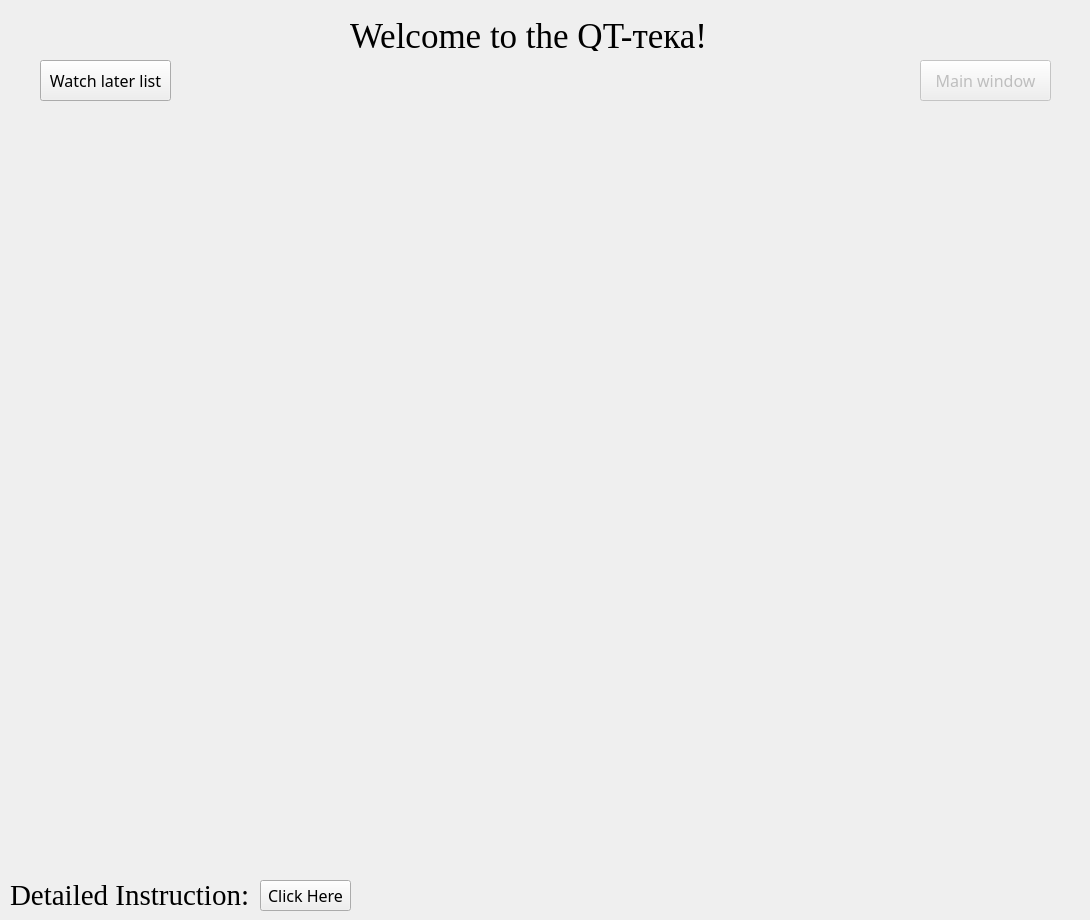
Above: ui/Mainwindow.ui from NLarinov/QTteka before the change. Below: the same form after it.
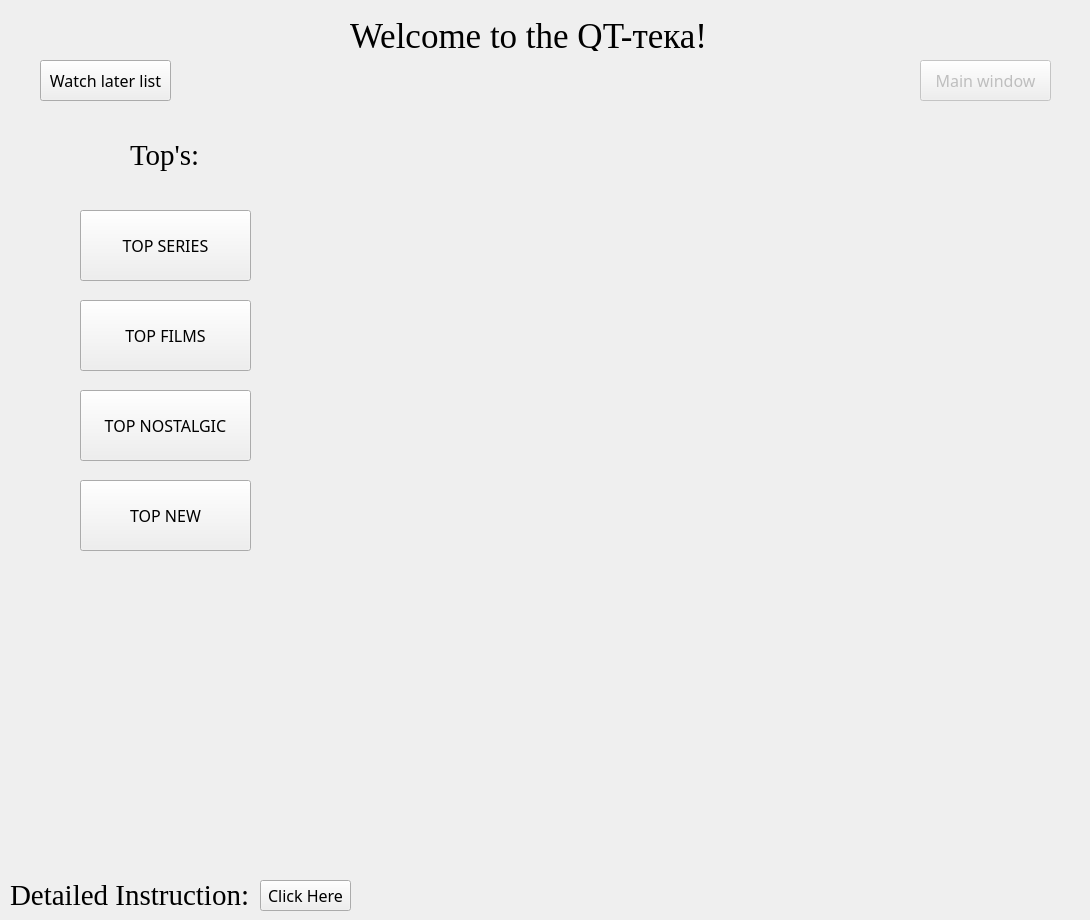
That is the form after the change.

```diff
--- a/ui/Mainwindow.ui
+++ b/ui/Mainwindow.ui
@@ -137,6 +137,106 @@
     <string>Click Here</string>
    </property>
   </widget>
+  <widget class="QPushButton" name="pushButton_4">
+   <property name="geometry">
+    <rect>
+     <x>80</x>
+     <y>210</y>
+     <width>171</width>
+     <height>71</height>
+    </rect>
+   </property>
+   <property name="font">
+    <font>
+     <family>Lucida Bright</family>
+     <pointsize>12</pointsize>
+    </font>
+   </property>
+   <property name="text">
+    <string>TOP SERIES</string>
+   </property>
+  </widget>
+  <widget class="QPushButton" name="pushButton_5">
+   <property name="geometry">
+    <rect>
+     <x>80</x>
+     <y>300</y>
+     <width>171</width>
+     <height>71</height>
+    </rect>
+   </property>
+   <property name="font">
+    <font>
+     <family>Lucida Bright</family>
+     <pointsize>12</pointsize>
+    </font>
+   </property>
+   <property name="text">
+    <string>TOP FILMS</string>
+   </property>
+  </widget>
+  <widget class="QLabel" name="label_3">
+   <property name="geometry">
+    <rect>
+     <x>130</x>
+     <y>140</y>
+     <width>81</width>
+     <height>31</height>
+    </rect>
+   </property>
+   <property name="font">
+    <font>
+     <family>Times New Roman</family>
+     <pointsize>22</pointsize>
+     <weight>50</weight>
+     <italic>false</italic>
+     <bold>false</bold>
+     <underline>false</underline>
+     <strikeout>false</strikeout>
+    </font>
+   </property>
+   <property name="text">
+    <string>Top's:</string>
+   </property>
+  </widget>
+  <widget class="QPushButton" name="pushButton_6">
+   <property name="geometry">
+    <rect>
+     <x>80</x>
+     <y>390</y>
+     <width>171</width>
+     <height>71</height>
+    </rect>
+   </property>
+   <property name="font">
+    <font>
+     <family>Lucida Bright</family>
+     <pointsize>12</pointsize>
+    </font>
+   </property>
+   <property name="text">
+    <string>TOP NOSTALGIC</string>
+   </property>
+  </widget>
+  <widget class="QPushButton" name="pushButton_7">
+   <property name="geometry">
+    <rect>
+     <x>80</x>
+     <y>480</y>
+     <width>171</width>
+     <height>71</height>
+    </rect>
+   </property>
+   <property name="font">
+    <font>
+     <family>Lucida Bright</family>
+     <pointsize>12</pointsize>
+    </font>
+   </property>
+   <property name="text">
+    <string>TOP NEW</string>
+   </property>
+  </widget>
  </widget>
  <resources/>
  <connections/>
```
